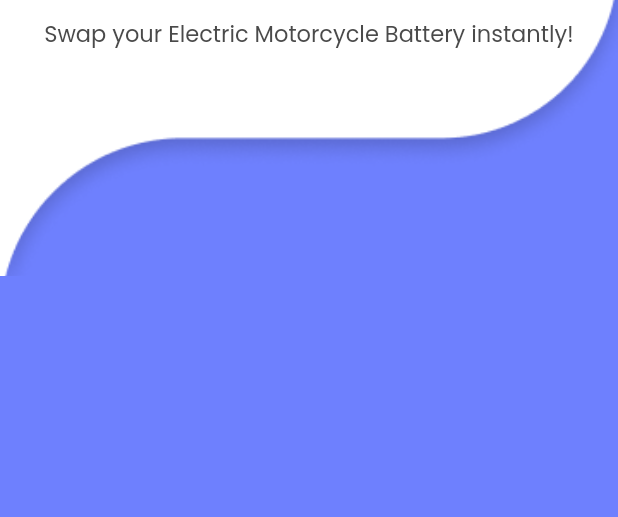
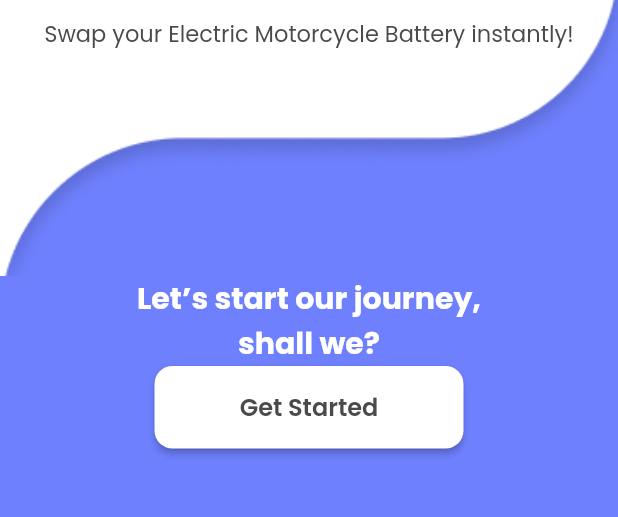
Before and after one commit to tashagrc/swaptry, a Flutter app: the screen it shows after launch, on a phone screen of 412 x 824 dp, the part 564-1081 px from its top. Run offline on Flutter 3.47's test engine with Material 2 defaults, Android fonts, the light colour scheme and no system bars; our stand-ins replace cloud_firestore, firebase_auth, firebase_core, google_maps_flutter, location; missing offline and left inert: flutter_polyline_points, google_static_maps_controller; accounts and stored records are empty.

Commit message:
landing2

```diff
--- a/lib/page/landing_page.dart
+++ b/lib/page/landing_page.dart
@@ -13,7 +13,9 @@ class _LandingPageState extends State<LandingPage> {
   Widget build(BuildContext context) {
     return Scaffold(
       backgroundColor: purple,
-      body: Column(
+      body: Padding(
+        padding: const EdgeInsets.only(bottom: 15),
+        child: Column(
           children: [
             Stack(children: [
               Container(
@@ -28,37 +30,50 @@ class _LandingPageState extends State<LandingPage> {
               ),
               Container(
                 padding: const EdgeInsets.symmetric(horizontal: 20),
-              margin:
-                  EdgeInsets.only(top: MediaQuery.of(context).size.height * 0.2),
+                margin: EdgeInsets.only(
+                    top: MediaQuery.of(context).size.height * 0.2),
                 child: Image.asset('assets/img/logo_black.png'),
               ),
               Container(
                   width: MediaQuery.of(context).size.width,
-              margin: EdgeInsets.only(top: MediaQuery.of(context).size.height * 0.42),
+                  margin: EdgeInsets.only(
+                      top: MediaQuery.of(context).size.height * 0.42),
                   child: Text(
                     "Welcome to Swaptry",
                     style: textStyle(20, bold, darkerGrey),
                     textAlign: TextAlign.center,
-              )
-            ),
+                  )),
               Container(
                 padding: const EdgeInsets.symmetric(horizontal: 20),
                 width: MediaQuery.of(context).size.width,
-              margin: EdgeInsets.only(top: MediaQuery.of(context).size.height * 0.47),
-              child: Text(
-                "Swap your Electric Motorcycle Battery instantly!",
+                margin: EdgeInsets.only(
+                    top: MediaQuery.of(context).size.height * 0.47),
+                child: Text("Swap your Electric Motorcycle Battery instantly!",
                     style: textStyle(15, regular, darkerGrey),
-                textAlign: TextAlign.center
-              ),
+                    textAlign: TextAlign.center),
               )
             ]),
             Column(
               children: [
-
+                Text("Let’s start our journey,\nshall we?",
+                    style: textStyle(20, bold, white),
+                    textAlign: TextAlign.center),
+                SizedBox(
+                  height: 55,
+                  width: MediaQuery.of(context).size.width / 2,
+                  child: ElevatedButton(
+                      onPressed: (() {}),
+                      style: buttonStyle2,
+                      child: Center(
+                        child: Text("Get Started",
+                            style: textStyle(16, semiBold, darkerGrey)),
+                      )),
+                )
               ],
             ),
           ],
         ),
+      ),
     );
   }
 }
```
Lines whose indentation alone changed are shown as unchanged.
